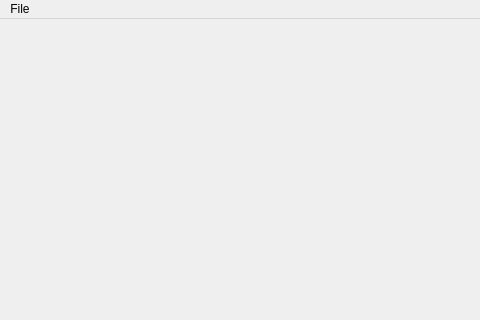
Old version of the form main.ui in the repository sakis5668/pysql; both pictures show x 0 to 480 and y 0 to 320 of the 800 by 600 pixel window.
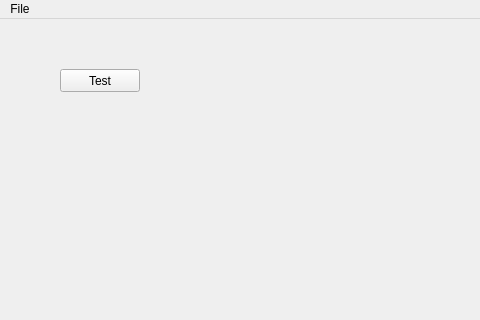
New version of the form.

Patch:
```diff
--- a/main.ui
+++ b/main.ui
@@ -13,7 +13,21 @@
   <property name="windowTitle">
    <string>MainWindow</string>
   </property>
-  <widget class="QWidget" name="centralwidget"/>
+  <widget class="QWidget" name="centralwidget">
+   <widget class="QPushButton" name="testButton">
+    <property name="geometry">
+     <rect>
+      <x>60</x>
+      <y>50</y>
+      <width>80</width>
+      <height>23</height>
+     </rect>
+    </property>
+    <property name="text">
+     <string>Test</string>
+    </property>
+   </widget>
+  </widget>
   <widget class="QMenuBar" name="menubar">
    <property name="geometry">
     <rect>
```
